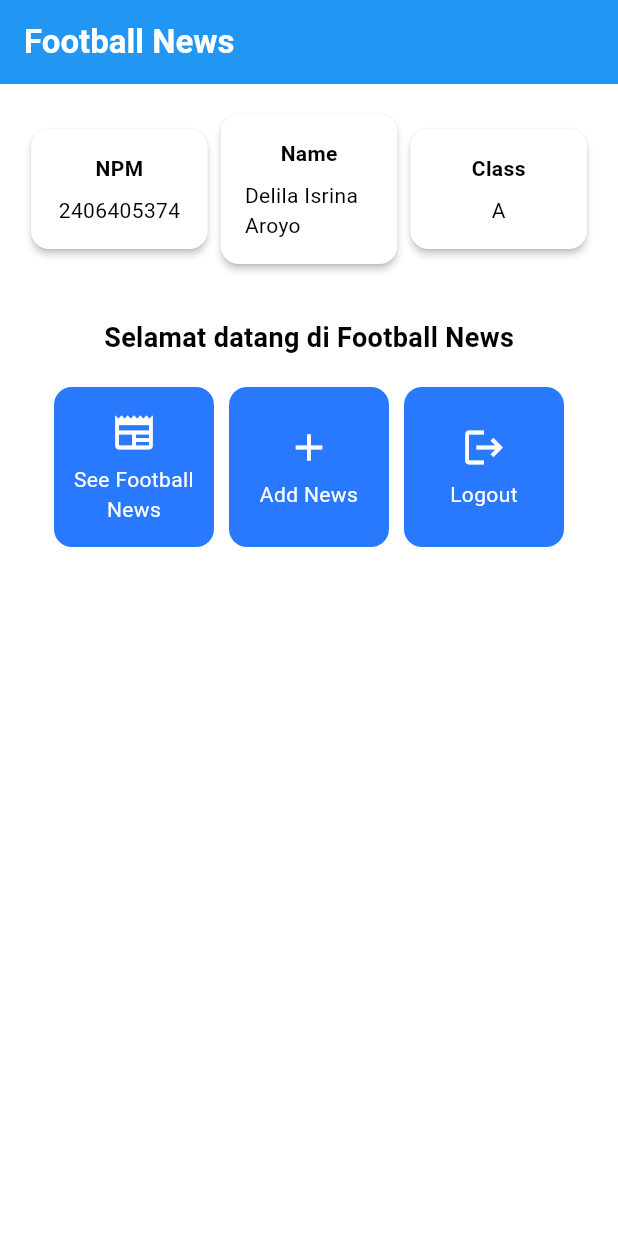
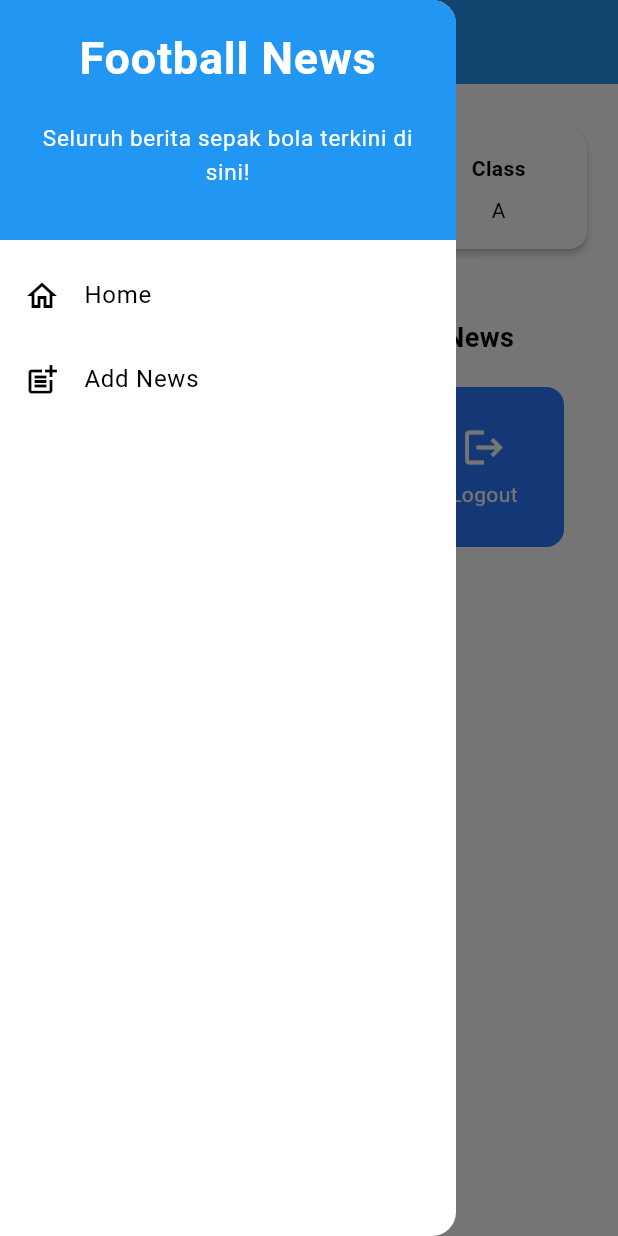
Before and after one commit to delilaisrn/football-news-mobile, a Flutter app: the screen it shows after launch, with the side drawer open (before the commit the screen has no drawer), on a phone screen of 412 x 824 dp. Run offline on Flutter 3.47's test engine with Material 3 defaults, Android fonts, the phone set to English and light mode, and no system bars.

Commit message:
Tutorial 7 selesai

```diff
--- a/lib/main.dart
+++ b/lib/main.dart
@@ -1,5 +1,5 @@
 import 'package:flutter/material.dart';
-import 'package:football_news/menu.dart';
+import 'package:football_news/screens/menu.dart';
 
 void main() {
   runApp(const MyApp());
--- a/lib/menu.dart
+++ b/lib/screens/menu.dart
@@ -1,4 +1,6 @@
 import 'package:flutter/material.dart';
+import 'package:football_news/widgets/left_drawer.dart';
+import 'package:football_news/widgets/news_card.dart';
 
 class MyHomePage extends StatelessWidget {
   MyHomePage({super.key, required ColorScheme colorScheme});
@@ -29,6 +31,7 @@ class MyHomePage extends StatelessWidget {
         // Warna latar belakang AppBar diambil dari skema warna tema aplikasi.
         backgroundColor: Theme.of(context).colorScheme.primary,
       ),
+      drawer: LeftDrawer(),
       // Body halaman dengan padding di sekelilingnya.
       body: Padding(
         padding: const EdgeInsets.all(16.0),
@@ -124,64 +127,3 @@ class InfoCard extends StatelessWidget {
     );
   }
 }
-
-class ItemHomepage {
- final String name;
- final IconData icon;
-
- ItemHomepage(this.name, this.icon);
-}
-
-class ItemCard extends StatelessWidget {
-  // Menampilkan kartu dengan ikon dan nama.
-
-  final ItemHomepage item;
-
-  const ItemCard(this.item, {super.key});
-
-  @override
-  Widget build(BuildContext context) {
-    return Material(
-      // Menentukan warna latar belakang dari tema aplikasi.
-      color: Theme.of(context).colorScheme.secondary,
-      // Membuat sudut kartu melengkung.
-      borderRadius: BorderRadius.circular(12),
-
-      child: InkWell(
-        // Aksi ketika kartu ditekan.
-        onTap: () {
-          // Menampilkan pesan SnackBar saat kartu ditekan.
-          ScaffoldMessenger.of(context)
-            ..hideCurrentSnackBar()
-            ..showSnackBar(
-              SnackBar(content: Text("Kamu telah menekan tombol ${item.name}!"))
-            );
-        },
-        // Container untuk menyimpan Icon dan Text
-        child: Container(
-          padding: const EdgeInsets.all(8),
-          child: Center(
-            child: Column(
-              // Menyusun ikon dan teks di tengah kartu.
-              mainAxisAlignment: MainAxisAlignment.center,
-              children: [
-                Icon(
-                  item.icon,
-                  color: Colors.white,
-                  size: 30.0,
-                ),
-                const Padding(padding: EdgeInsets.all(3)),
-                Text(
-                  item.name,
-                  textAlign: TextAlign.center,
-                  style: const TextStyle(color: Colors.white),
-                ),
-              ],
-            ),
-          ),
-        ),
-      ),
-    );
-  }
-
-}
--- /dev/null
+++ b/lib/widgets/left_drawer.dart
@@ -0,0 +1,71 @@
+import 'package:flutter/material.dart';
+import 'package:football_news/screens/menu.dart';
+import 'package:football_news/screens/newslist_form.dart';
+
+class LeftDrawer extends StatelessWidget {
+  const LeftDrawer({super.key});
+
+  @override
+  Widget build(BuildContext context) {
+    return Drawer(
+      child: ListView(
+        children: [
+          const DrawerHeader(
+            decoration: BoxDecoration(color: Colors.blue),
+            child: Column(
+              children: [
+                Text(
+                  'Football News',
+                  textAlign: TextAlign.center,
+                  style: TextStyle(
+                    fontSize: 30,
+                    fontWeight: FontWeight.bold,
+                    color: Colors.white,
+                  ),
+                ),
+                Padding(padding: EdgeInsets.all(10)),
+                Text(
+                  "Seluruh berita sepak bola terkini di sini!",
+                  textAlign: TextAlign.center,
+                  style: TextStyle(
+                    fontSize: 15,
+                    fontWeight: FontWeight.normal,
+                    color: Colors.white,
+                  ),
+                ),
+              ],
+            ),
+          ),
+          ListTile(
+            leading: const Icon(Icons.home_outlined),
+            title: const Text('Home'),
+            // Bagian redirection ke MyHomePage
+            onTap: () {
+              Navigator.pushReplacement(
+                context,
+                MaterialPageRoute(
+                  builder: (context) => MyHomePage(
+                    colorScheme: ColorScheme.fromSwatch(
+                      primarySwatch: Colors.blue,
+                    ).copyWith(secondary: Colors.blueAccent[400]),
+                  ),
+                ),
+              );
+            },
+          ),
+          ListTile(
+            leading: const Icon(Icons.post_add),
+            title: const Text('Add News'),
+            // Bagian redirection ke NewsFormPage
+            onTap: () {
+              Navigator.pushReplacement(
+                context,
+                MaterialPageRoute(builder: (context) => NewsFormPage()),
+              );
+            },
+          ),
+        ],
+      ),
+    );
+  }
+}
--- /dev/null
+++ b/lib/widgets/news_card.dart
@@ -0,0 +1,67 @@
+import 'package:flutter/material.dart';
+import 'package:football_news/screens/newslist_form.dart';
+
+class ItemHomepage {
+  final String name;
+  final IconData icon;
+
+  ItemHomepage(this.name, this.icon);
+}
+
+class ItemCard extends StatelessWidget {
+  // Menampilkan kartu dengan ikon dan nama.
+
+  final ItemHomepage item;
+
+  const ItemCard(this.item, {super.key});
+
+  @override
+  Widget build(BuildContext context) {
+    return Material(
+      // Menentukan warna latar belakang dari tema aplikasi.
+      color: Theme.of(context).colorScheme.secondary,
+      // Membuat sudut kartu melengkung.
+      borderRadius: BorderRadius.circular(12),
+
+      child: InkWell(
+        // Aksi ketika kartu ditekan.
+        onTap: () {
+          // Menampilkan pesan SnackBar saat kartu ditekan.
+          ScaffoldMessenger.of(context)
+            ..hideCurrentSnackBar()
+            ..showSnackBar(
+              SnackBar(
+                content: Text("Kamu telah menekan tombol ${item.name}!"),
+              ),
+            );
+          // Navigate ke route yang sesuai (tergantung jenis tombol)
+          if (item.name == "Tambah Berita") {
+            Navigator.pushReplacement(
+              context,
+              MaterialPageRoute(builder: (context) => NewsFormPage()),
+            );
+          }
+        },
+        // Container untuk menyimpan Icon dan Text
+        child: Container(
+          padding: const EdgeInsets.all(8),
+          child: Center(
+            child: Column(
+              // Menyusun ikon dan teks di tengah kartu.
+              mainAxisAlignment: MainAxisAlignment.center,
+              children: [
+                Icon(item.icon, color: Colors.white, size: 30.0),
+                const Padding(padding: EdgeInsets.all(3)),
+                Text(
+                  item.name,
+                  textAlign: TextAlign.center,
+                  style: const TextStyle(color: Colors.white),
+                ),
+              ],
+            ),
+          ),
+        ),
+      ),
+    );
+  }
+}
```
Also changed, not shown: lib/screens/newslist_form.dart (added, +206 -0 lines), 1 other file.
